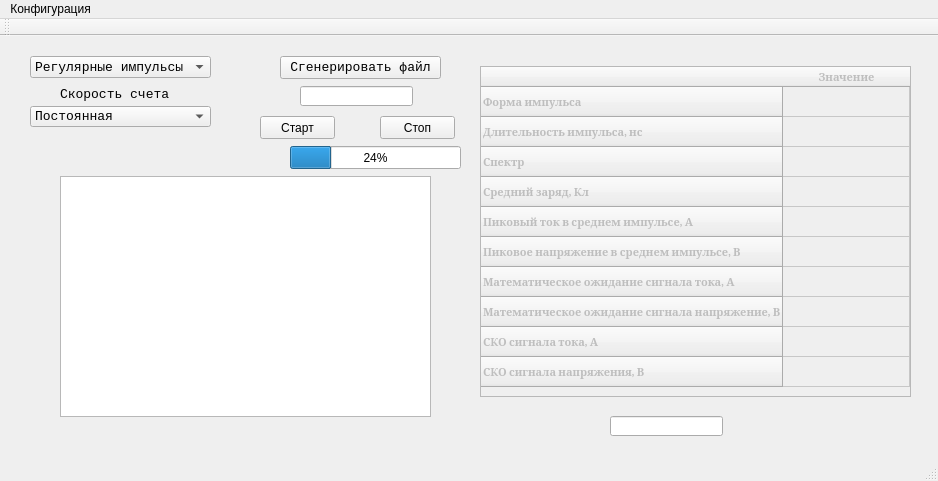
Qt form mainwindow.ui (bahec06/ISKD) before a commit.
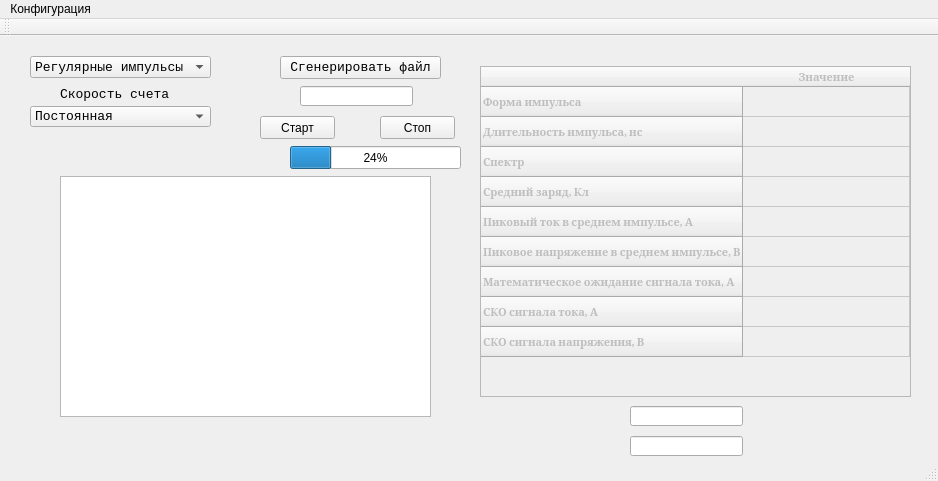
The same form after that commit. Custom widgets are drawn as their Qt base class.

Commit message: 1.Добавлены ступенчатые изменения сигнала (не проверено) 2. Доделана таблица вспомогательных параметров (проверено)

What changed in the file:
```diff
--- a/mainwindow.ui
+++ b/mainwindow.ui
@@ -240,11 +240,6 @@
       <string>Математическое ожидание сигнала тока, А</string>
      </property>
     </row>
-    <row>
-     <property name="text">
-      <string>Математическое ожидание сигнала напряжение, В</string>
-     </property>
-    </row>
     <row>
      <property name="text">
       <string>СКО сигнала тока, А</string>
@@ -277,46 +272,6 @@
    <widget class="LedIndicator" name="led1_widget" native="true">
     <property name="geometry">
      <rect>
-      <x>460</x>
-      <y>380</y>
-      <width>21</width>
-      <height>21</height>
-     </rect>
-    </property>
-   </widget>
-   <widget class="LedIndicator" name="led2_widget" native="true">
-    <property name="geometry">
-     <rect>
-      <x>480</x>
-      <y>380</y>
-      <width>21</width>
-      <height>21</height>
-     </rect>
-    </property>
-   </widget>
-   <widget class="LedIndicator" name="led3_widget" native="true">
-    <property name="geometry">
-     <rect>
-      <x>500</x>
-      <y>380</y>
-      <width>21</width>
-      <height>21</height>
-     </rect>
-    </property>
-   </widget>
-   <widget class="LedIndicator" name="led4_widget" native="true">
-    <property name="geometry">
-     <rect>
-      <x>520</x>
-      <y>380</y>
-      <width>21</width>
-      <height>21</height>
-     </rect>
-    </property>
-   </widget>
-   <widget class="LedIndicator" name="led5_widget" native="true">
-    <property name="geometry">
-     <rect>
       <x>540</x>
       <y>380</y>
       <width>21</width>
@@ -347,8 +302,18 @@
    <widget class="QLineEdit" name="test_edit">
     <property name="geometry">
      <rect>
-      <x>610</x>
-      <y>380</y>
+      <x>630</x>
+      <y>370</y>
+      <width>113</width>
+      <height>20</height>
+     </rect>
+    </property>
+   </widget>
+   <widget class="QLineEdit" name="lineEdit_2">
+    <property name="geometry">
+     <rect>
+      <x>630</x>
+      <y>400</y>
       <width>113</width>
       <height>20</height>
      </rect>
```
Left out of the diff: 6 changed lines with no effect on the pictures. The commit also changes 18 other files.
